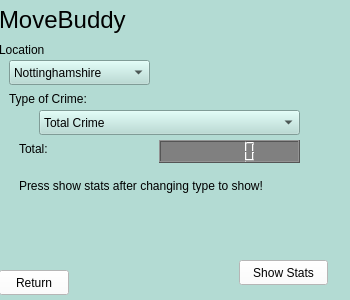
Before: the Qt Designer form ui/crimestatsmain.ui in rydooper/Practical-Project-Management---MoveBuddy, drawn with Qt 5.
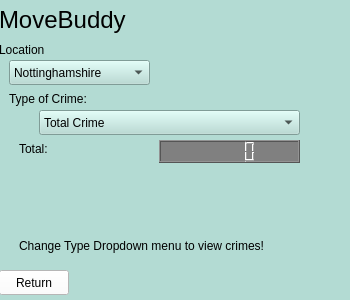
After: the same form once the commit is applied.

Commit message: changed the way that stats are loaded in (backend) and for the user (frontend)

```diff
--- a/ui/crimestatsmain.ui
+++ b/ui/crimestatsmain.ui
@@ -187,29 +187,13 @@
      <property name="geometry">
       <rect>
        <x>20</x>
-       <y>170</y>
+       <y>230</y>
        <width>331</width>
        <height>31</height>
       </rect>
      </property>
      <property name="text">
-      <string>Press show stats after changing type to show!</string>
-     </property>
-    </widget>
-    <widget class="QPushButton" name="showStatsButton">
-     <property name="geometry">
-      <rect>
-       <x>240</x>
-       <y>260</y>
-       <width>89</width>
-       <height>25</height>
-      </rect>
-     </property>
-     <property name="styleSheet">
-      <string notr="true">background-color: white</string>
-     </property>
-     <property name="text">
-      <string>Show Stats</string>
+      <string>Change Type Dropdown menu to view crimes!</string>
      </property>
     </widget>
     <widget class="QLCDNumber" name="LCDNum">
```
Left out of the diff: 1 changed line with no effect on the pictures.
